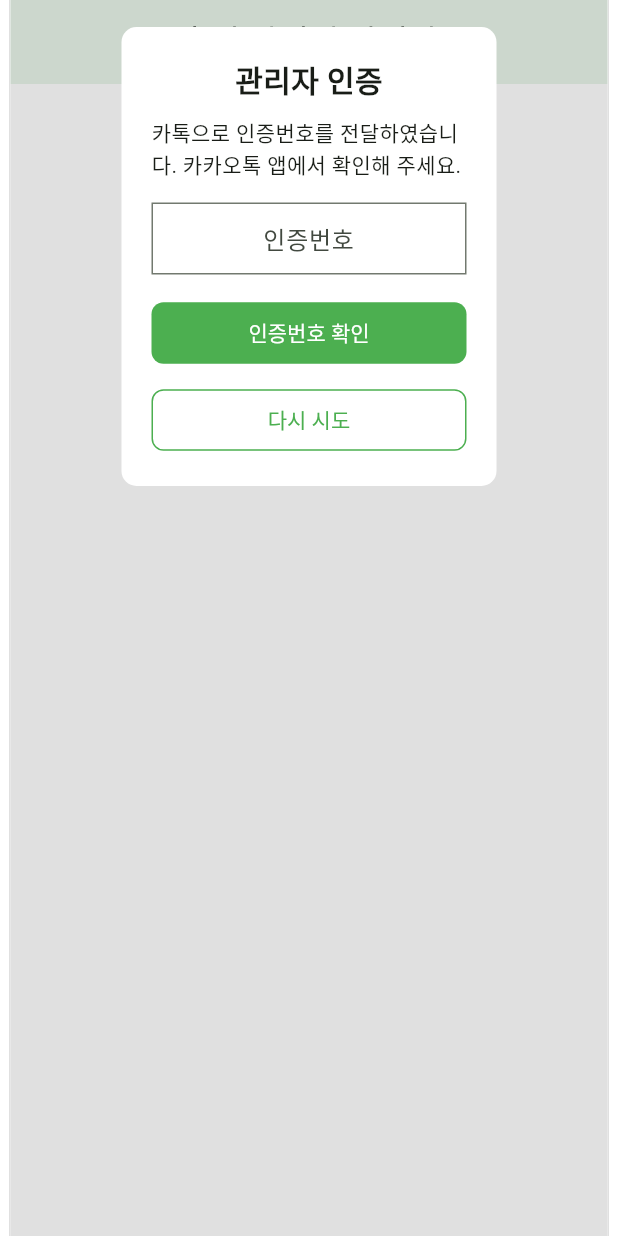
After one commit to dohuon/lineone_cgm_class, a Flutter app: the ManageUi screen opened by its route, after a tap on "인증번호 전송", on a phone screen of 412 x 824 dp. The commit adds this screen. Run offline on Flutter 3.47's test engine with Material 3 defaults, Android fonts, the phone set to English and light mode, and no system bars; our stand-ins replace file_picker, fluttertoast, go_router, qr_flutter; missing offline and left inert: dart:html, encrypt, excel; network calls fail.

Commit message:
1.1.37+37

```diff
--- a/lib/main.dart
+++ b/lib/main.dart
@@ -4,6 +4,7 @@ import 'package:go_router/go_router.dart';
 import 'package:lineone_cgm_class/import/import_home_ui.dart';
 import 'package:lineone_cgm_class/import/import_web_ui.dart';
 
+import 'manage/manage_ui.dart';
 import 'notice_view_ui.dart';
 
 void main() {
@@ -34,6 +35,40 @@ final GoRouter _router = GoRouter(
           );
         }),
     GoRoute(
+        path: '/wronglink',
+        pageBuilder: (context, state) {
+          return MaterialPage(
+            child: Material(
+              child: Center(
+                  child: Column(
+                      mainAxisAlignment: MainAxisAlignment.center,
+                      spacing: 10,
+                      children: [
+                    Text(
+                      '잘못 된 링크!',
+                      textAlign: TextAlign.center,
+                      style: TextStyle(fontWeight: FontWeight.bold),
+                    ),
+                    Text(
+                      '관리자 인증을 시작했던 브라우저로\n돌아가서 인증을 진행해 주세요.',
+                      textAlign: TextAlign.center,
+                    ),
+                  ])),
+            ),
+            key: state.pageKey,
+            name: '출결 알리미 관리자',
+          );
+        }),
+    GoRoute(
+        path: '/manager',
+        pageBuilder: (context, state) {
+          return MaterialPage(
+            child: ManageUi(),
+            key: state.pageKey,
+            name: '출결 알리미 관리자',
+          );
+        }),
+    GoRoute(
         path: '/notice',
         pageBuilder: (context, state) {
           // final String uid = state.pathParameters['uid'] ?? 'uid';
@@ -51,6 +86,7 @@ final GoRouter _router = GoRouter(
 
 class MyApp extends StatelessWidget {
   /// Constructs a [MyApp]
+  static const Color colorMain = Colors.green;
   const MyApp({super.key});
 
   @override
--- /dev/null
+++ b/lib/manage/manage_ui.dart
@@ -0,0 +1,440 @@
+import 'dart:convert';
+import 'dart:developer';
+
+import 'package:flutter/material.dart';
+import 'package:lineone_cgm_class/manage/widget_normal_button.dart';
+
+import 'package:http/http.dart' as http;
+import '../main.dart';
+
+class ManageUi extends StatefulWidget {
+  @override
+  _ManageUiState createState() => _ManageUiState();
+}
+
+class _ManageUiState extends State<ManageUi> {
+  TextEditingController _phoneNumberController = TextEditingController();
+  TextEditingController _authCodeController = TextEditingController();
+  // TextEditingController _phoneNumberController =
+  //     TextEditingController(text: '01054819481');
+  // TextEditingController _authCodeController =
+  //     TextEditingController(text: '540281');
+  TextEditingController _addPhoneNumberController = TextEditingController();
+  TextEditingController _nameController = TextEditingController(text: '');
+
+  final FocusNode _focusNodeEditName = FocusNode();
+  // final FocusNode _focusNode = FocusNode();
+
+  @override
+  Widget build(BuildContext context) {
+    // return Scaffold(
+    //   appBar: AppBar(
+    //     title: Text('출결 알리미 관리자'),
+    //     automaticallyImplyLeading: false,
+    //   ),
+    //   body: getBody(context),
+    // );
+    return Center(
+        child: Container(
+      constraints: const BoxConstraints(maxWidth: 400),
+      decoration: const BoxDecoration(
+          border: Border.symmetric(
+              vertical: BorderSide(color: Colors.black12, width: 1))),
+      child: getBody(context),
+    ));
+  }
+
+  // String _status = 'update_name';
+  // String _status = 'code_requested';
+  // String _status = 'code_requested';
+  String _status = 'need_login';
+
+  var _selectedItem;
+  @override
+  void initState() {
+    super.initState();
+    if (_phoneNumberController.text.length > 0 &&
+        _authCodeController.text.length == 6) {
+      request('list');
+    }
+  }
+
+  @override
+  void dispose() {
+    _phoneNumberController.dispose();
+    _authCodeController.dispose();
+    _addPhoneNumberController.dispose();
+    _focusNodeEditName.dispose();
+    super.dispose();
+  }
+
+  String formatPhoneNumber(String input) {
+    final regExp = RegExp(r'^(\d{3})(\d{4})(\d{4})$');
+    final match = regExp.firstMatch(input);
+
+    if (match != null) {
+      return '${match[1]}-${match[2]}-${match[3]}';
+    } else {
+      return input; // 포맷이 안 맞으면 원본 반환
+    }
+  }
+
+  Widget getBody(BuildContext context) {
+    return Stack(
+      children: [
+        Positioned.fill(
+            child: Scaffold(
+                appBar: AppBar(
+                  title: Text('출결 알리미 관리자'),
+                  automaticallyImplyLeading: false,
+                ),
+                body: _status == 'ready' || _status == 'update_name'
+                    ? SingleChildScrollView(
+                        child: Column(
+                          spacing: 10,
+                          children: [
+                            getTitle('라이선스'),
+                            Container(
+                                padding: EdgeInsets.symmetric(horizontal: 20),
+                                width: double.infinity,
+                                child: Text(
+                                  data == null ? '' : data['license'],
+                                )),
+                            SizedBox(),
+                            getTitle('신규 추가'),
+                            Row(children: [
+                              Expanded(
+                                  child: Container(
+                                      padding:
+                                          EdgeInsets.symmetric(horizontal: 20),
+                                      child: TextField(
+                                        controller: _addPhoneNumberController,
+                                        textInputAction: TextInputAction.done,
+                                        keyboardType:
+                                            TextInputType.phone, // 전화번호용 키패드
+                                        textAlign: TextAlign.center,
+                                        decoration: InputDecoration(
+                                            border: OutlineInputBorder(
+                                              borderRadius:
+                                                  BorderRadius.circular(
+                                                      0), // 원하는 둥근 정도
+                                            ),
+                                            isDense: true,
+                                            hintText: '휴대폰 번호'),
+                                      ))),
+                              WidgetNormalButton(
+                                '번호 등록',
+                                verticalMargin: 0,
+                                horizontalMargin: 0,
+                                verticalPadding: 10,
+                                onTap: () async {
+                                  await request('add');
+                                  _addPhoneNumberController.text = '';
+                                  setState(() {});
+                                },
+                              ),
+                              SizedBox(width: 20),
+                            ]),
+                            SizedBox(),
+                            getTitle('등록 번호',
+                                trailing: data == null
+                                    ? ''
+                                    : '${data['members'].length}/${data['countLicense']}'),
+                            if (data != null)
+                              ...(List<Widget>.from(data['members'].map((e) {
+                                return ListTile(
+                                    title: Text(formatPhoneNumber(e['number'])),
+                                    subtitle: Text(e['name']),
+                                    trailing: Row(
+                                        mainAxisSize: MainAxisSize.min, // 중요!!
+                                        children: [
+                                          TextButton(
+                                              onPressed: () {
+                                                log('change name');
+                                                setState(() {
+                                                  _status = 'update_name';
+                                                  _selectedItem = e;
+                                                  _nameController.text =
+                                                      e['name'];
+                                                });
+                                                WidgetsBinding.instance
+                                                    .addPostFrameCallback((_) {
+                                                  FocusScope.of(context)
+                                                      .requestFocus(
+                                                          _focusNodeEditName);
+                                                });
+                                              },
+                                              child: Text('이름 변경')),
+                                          TextButton(
+                                              onPressed: (e['usedAt'] > 0)
+                                                  ? null
+                                                  : () async {
+                                                      _selectedItem = e;
+                                                      await request('delete');
+                                                      setState(() {});
+                                                    },
+                                              child: Text('삭제')),
+                                        ])); //Text(e['number']);
+                              })).toList().reversed)
+                          ],
+                        ),
+                      )
+                    : null)),
+        if (_status == 'need_login' ||
+            _status == 'code_requested' ||
+            _status == 'update_name')
+          Positioned.fill(
+              child: GestureDetector(
+                  onTap: () {
+                    print("배경이 탭되었습니다.");
+                    if (_status == 'update_name') {
+                      setState(() {
+                        _status = 'ready';
+                      });
+                    }
+                  },
+                  child: Material(
+                      color: Colors.black12,
+                      child: Column(
+                          mainAxisAlignment: MainAxisAlignment.start,
+                          crossAxisAlignment: CrossAxisAlignment.center,
+                          children: [
+                            SizedBox(height: _status == 'need_login' ? 50 : 18),
+                            GestureDetector(
+                                onTap: () {
+                                  print("내부가 탭되었습니다.");
+                                },
+                                child: Container(
+                                  padding: EdgeInsets.symmetric(
+                                      horizontal: 20, vertical: 20),
+                                  decoration: BoxDecoration(
+                                      color: Colors.white,
+                                      borderRadius: BorderRadius.all(
+                                          Radius.circular(10))),
+                                  width: 250,
+                                  child: Column(
+                                      mainAxisSize: MainAxisSize.min,
+                                      spacing: 10,
+                                      children: [
+                                        // SizedBox(),
+                                        if (_status == 'need_login')
+                                          ...dialogLogin(),
+                                        if (_status == 'update_name')
+                                          ...dialogUpdateName(),
+                                        if (_status == 'code_requested')
+                                          ...dialogAuthcode()
+                                      ]),
+                                ))
+                          ]))))
+      ],
+    );
+  }
+
+  var data;
+  getTitle(title, {trailing}) {
+    return Container(
+        width: double.infinity,
+        padding: EdgeInsets.only(top: 3, bottom: 3, left: 8, right: 8),
+        // decoration: BoxDecoration(
+        //     border: Border(
+        //   bottom:
+        //       BorderSide(width: 1.0, color: Colors.black12),
+        // )),
+        color: MyApp.colorMain.withOpacity(0.2),
+        child: Row(children: [
+          Expanded(
+              child: Text(
+            title,
+            style: TextStyle(color: Colors.black87, fontSize: 13),
+          )),
+          if (trailing != null) Text(trailing)
+        ]));
+  }
+
+  Future<void> request(action) async {
+    String host = 'https://class.alimi.app/api/post/';
+    // String host = 'http://127.0.0.1:5001/lineone-cgm/asia-northeast3/web-post/';
+
+    final url = Uri.parse(host); // 요청할 URL을 입력하세요.
+
+    final headers = {
+      'Content-Type': 'application/json', // JSON 데이터 전송
+    };
+
+    try {
+      final body = jsonEncode({
+        "type": "manage",
+        "action": action,
+        "phoneNumber": _phoneNumberController.text.toString(),
+        "authCode": _authCodeController.text.toString(),
+        "inputNumber": _addPhoneNumberController.text.toString(),
+        "selectedItem": _selectedItem,
+      }); // JSON 형식의 데이터
+      log('requrest ${body}');
+
+      final response = await http.post(
+        url,
+        headers: headers,
+        body: body,
+      );
+
+      if (response.statusCode == 200) {
+        print('✅ 성공: ${response.body}');
+        data = jsonDecode(response.body);
+        if (data['isAuthorized']) {
+          _status = 'ready';
+        } else if (_status == 'ready') {
+          _status = 'need_login';
+        }
+        log('map ' + data.keys.toString());
+      } else {
+        print('❌ 실패: ${response.statusCode} - ${response.body}');
+      }
+    } catch (e) {
+      print('🚨 오류 발생: $e');
+    }
+    setState(() {});
+  }
+
+  List<Widget> dialogAuthcode() {
+    return [
+      Text(
+        '관리자 인증',
+        style: TextStyle(fontWeight: FontWeight.bold, fontSize: 20),
+      ),
+      Text(
+        '카톡으로 인증번호를 전달하였습니다. 카카오톡 앱에서 확인해 주세요.',
+        // textAlign: TextAlign.center,
+      ),
+      Container(
+          padding: EdgeInsets.only(top: 5, bottom: 5),
+          child: TextField(
+            controller: _authCodeController,
+            textInputAction: TextInputAction.done,
+            keyboardType: TextInputType.phone, // 전화번호용 키패드
+            textAlign: TextAlign.center,
+            decoration: InputDecoration(
+                border: OutlineInputBorder(
+                  borderRadius: BorderRadius.circular(0), // 원하는 둥근 정도
+                ),
+                isDense: true,
+                hintText: '인증번호'),
+          )),
+      WidgetNormalButton(
+        '인증번호 확인',
+        verticalMargin: 0,
+        horizontalMargin: 0,
+        verticalPadding: 10,
+        fillParent: true,
+        onTap: () {
+          request('list');
+        },
+      ),
+      WidgetNormalButton(
+        '다시 시도',
+        outlined: true,
+        fillParent: true,
+        verticalMargin: 0,
+        horizontalMargin: 0,
+        verticalPadding: 10,
+        onTap: () {
+          setState(() {
+            _status = 'need_login';
+          });
+        },
+      ),
+    ];
+  }
+
+  List<Widget> dialogUpdateName() {
+    return [
+      Text(
+        '이름 입력',
+        style: TextStyle(fontWeight: FontWeight.bold, fontSize: 20),
+      ),
+      Container(
+          padding: EdgeInsets.only(top: 5, bottom: 10),
+          child: TextField(
+            focusNode: _focusNodeEditName,
+            controller: _nameController,
+            textInputAction: TextInputAction.done,
+            // keyboardType: TextInputType.phone, // 전화번호용 키패드
+            textAlign: TextAlign.center,
+            decoration: InputDecoration(
+                border: OutlineInputBorder(
+                  borderRadius: BorderRadius.circular(0), // 원하는 둥근 정도
+                ),
+                isDense: true,
+                hintText: '이름'),
+          )),
+      WidgetNormalButton(
+        '저장',
+        verticalMargin: 0,
+        horizontalMargin: 0,
+        verticalPadding: 10,
+        fillParent: true,
+        onTap: () {
+          setState(() {
+            _status = 'ready';
+            _selectedItem['name'] = _nameController.text.toString();
+            request('update_name');
+          });
+        },
+      ),
+      WidgetNormalButton(
+        '취소',
+        outlined: true,
+        fillParent: true,
+        verticalMargin: 0,
+        horizontalMargin: 0,
+        verticalPadding: 10,
+        onTap: () {
+          setState(() {
+            _status = 'ready';
+          });
+        },
+      ),
+    ];
+  }
+
+  List<Widget> dialogLogin() {
+    return [
+      Text(
+        '관리자 인증',
+        style: TextStyle(fontWeight: FontWeight.bold, fontSize: 20),
+      ),
+      Text(
+        '관리자로 등록된 휴대폰 번호를 입력해 주세요.',
+        // textAlign: TextAlign.center,
+      ),
+      Container(
+          padding: EdgeInsets.only(top: 5, bottom: 5),
+          child: TextField(
+            controller: _phoneNumberController,
+            textInputAction: TextInputAction.done,
+            keyboardType: TextInputType.phone, // 전화번호용 키패드
+            textAlign: TextAlign.center,
+            decoration: InputDecoration(
+                border: OutlineInputBorder(
+                  borderRadius: BorderRadius.circular(0), // 원하는 둥근 정도
+                ),
+                isDense: true,
+                hintText: '휴대폰 번호'),
+          )),
+      WidgetNormalButton(
+        '인증번호 전송',
+        verticalMargin: 0,
+        horizontalMargin: 0,
+        verticalPadding: 10,
+        fillParent: true,
+        onTap: () {
+          _authCodeController.text = '';
+          request('request_authcode');
+          setState(() {
+            _status = 'code_requested';
+          });
+        },
+      )
+    ];
+  }
+}
--- /dev/null
+++ b/lib/manage/widget_normal_button.dart
@@ -0,0 +1,91 @@
+import 'package:flutter/material.dart';
+
+import '../main.dart';
+
+class WidgetNormalButton extends StatelessWidget {
+  String label;
+  var onTap;
+  IconData? icon;
+  double? verticalMargin;
+  double? horizontalMargin;
+  double verticalPadding;
+  bool fillParent;
+  bool outlined;
+
+  WidgetNormalButton(this.label,
+      {this.onTap,
+      this.icon,
+      this.verticalMargin,
+      this.verticalPadding = 0,
+      this.horizontalMargin,
+      this.fillParent = false,
+      this.outlined = false});
+
+  @override
+  Widget build(BuildContext context) {
+    return Container(
+        width: fillParent ? double.infinity : null,
+        // width: double.infinity,
+        margin: EdgeInsets.symmetric(
+            vertical: verticalMargin ?? 30, horizontal: horizontalMargin ?? 0),
+        alignment: fillParent ? null : Alignment.center,
+        child: ElevatedButton(
+          style: ButtonStyle(
+            // foregroundColor: outlined
+            //     ? MaterialStateProperty.all<Color>(Colors.black)
+            //     : MaterialStateProperty.all<Color>(Colors.white),
+            shape: MaterialStateProperty.all(
+              outlined
+                  ? RoundedRectangleBorder(
+                      side: BorderSide(
+                          color: MyApp.colorMain,
+                          width: 1,
+                          style: BorderStyle.solid),
+                      borderRadius: BorderRadius.circular(8),
+                    )
+                  : RoundedRectangleBorder(
+                      borderRadius: BorderRadius.circular(8),
+                    ),
+            ),
+            backgroundColor: MaterialStateProperty.resolveWith((states) {
+              if (states.contains(MaterialState.disabled)) {
+                return Colors.black26;
+              }
+              return outlined ? Colors.white : MyApp.colorMain;
+            }),
+            elevation: MaterialStateProperty.all(0), //Defines Elevation
+          ),
+          onPressed: onTap,
+          child: Container(
+              padding: EdgeInsets.symmetric(vertical: verticalPadding),
+              child: RichText(
+                  text: TextSpan(children: <InlineSpan>[
+                if (icon != null)
+                  WidgetSpan(
+                    alignment: PlaceholderAlignment.middle,
+                    child: Padding(
+                        padding: const EdgeInsets.only(right: 6.0, top: 1),
+                        child: Icon(
+                          icon,
+                          color: Colors.white,
+                        )),
+                  ),
+                TextSpan(
+                    text: label,
+                    style: TextStyle(
+                        color: outlined ? MyApp.colorMain : Colors.white)),
+              ]))),
+          // Row(
+          //     mainAxisSize: MainAxisSize.min,
+          //     crossAxisAlignment: CrossAxisAlignment.center,
+          //     mainAxisAlignment: MainAxisAlignment.center,
+          //     children: [
+          //       if (icon != null) Container(color: Colors.red, child: Icon(icon, )),
+          //       SizedBox(width: 10),
+          //       Container(
+          //           color: Colors.blue,
+          //           child: Text(label))
+          //     ])
+        ));
+  }
+}
```
